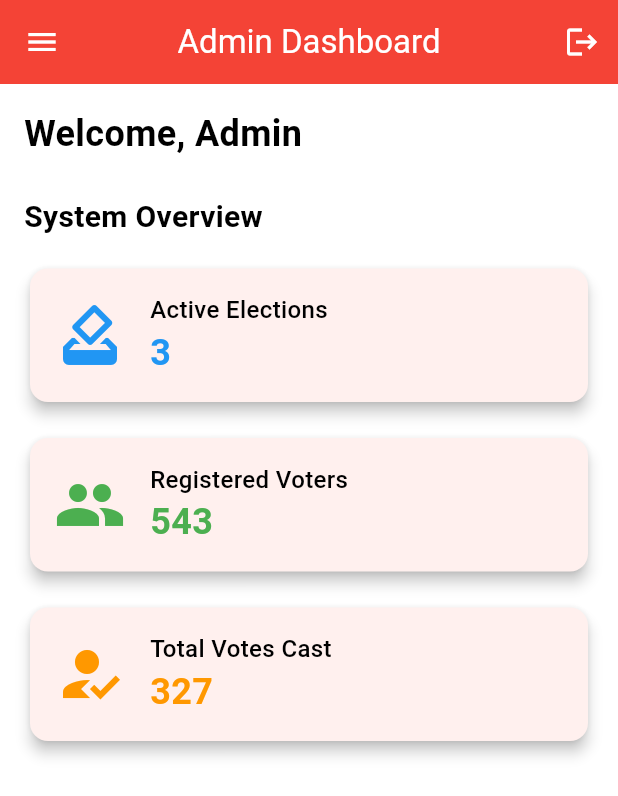
After one commit to lakshannaveen/evotemobile, a Flutter app: the AdminDashboardPage screen opened directly, on a phone screen of 412 x 824 dp. The commit adds this screen. Shown: the top 796 px of the screen. Run offline on Flutter 3.47's test engine with Material 3 defaults, Android fonts, the light colour scheme and no system bars; our stand-ins replace cloud_firestore, firebase_core; missing offline and left inert: bcrypt, dart_jsonwebtoken; accounts and stored records are empty.

Commit message:
add admin dashboard page and update login service to include username in JWT

```diff
--- /dev/null
+++ b/lib/pages/admin_dashboard_page.dart
@@ -0,0 +1,178 @@
+import 'package:flutter/material.dart';
+import 'package:evoteapp/config/theme.dart';
+import 'package:evoteapp/pages/manage_voters_page.dart'; // Add this import
+
+class AdminDashboardPage extends StatefulWidget {
+  const AdminDashboardPage({super.key});
+
+  @override
+  AdminDashboardPageState createState() => AdminDashboardPageState();
+}
+
+class AdminDashboardPageState extends State<AdminDashboardPage> {
+  @override
+  Widget build(BuildContext context) {
+    return Theme(
+      data: AppTheme.adminTheme,
+      child: Scaffold(
+        appBar: AppBar(
+          title: const Text('Admin Dashboard'),
+          centerTitle: true,
+          actions: [
+            IconButton(
+              icon: const Icon(Icons.logout),
+              onPressed: () {
+                // Sign out and navigate back to login
+                Navigator.of(context).pop();
+              },
+            ),
+          ],
+        ),
+        drawer: Drawer(
+          child: ListView(
+            padding: EdgeInsets.zero,
+            children: [
+              const DrawerHeader(
+                decoration: BoxDecoration(
+                  color: Colors.blue,
+                ),
+                child: Text(
+                  'Admin Controls',
+                  style: TextStyle(
+                    color: Colors.white,
+                    fontSize: 24,
+                  ),
+                ),
+              ),
+              ListTile(
+                leading: const Icon(Icons.how_to_vote),
+                title: const Text('Manage Elections'),
+                onTap: () {
+                  // Navigate to election management
+                  Navigator.pop(context);
+                },
+              ),
+              ListTile(
+                leading: const Icon(Icons.people),
+                title: const Text('Manage Voters'),
+                onTap: () {
+                  // Navigate to voter management
+                  Navigator.pop(context);
+                  Navigator.of(context).push(
+                    MaterialPageRoute(
+                      builder: (context) => const ManageVotersPage(),
+                    ),
+                  );
+                },
+              ),
+              ListTile(
+                leading: const Icon(Icons.bar_chart),
+                title: const Text('View Results'),
+                onTap: () {
+                  // Navigate to results view
+                  Navigator.pop(context);
+                },
+              ),
+              ListTile(
+                leading: const Icon(Icons.settings),
+                title: const Text('System Settings'),
+                onTap: () {
+                  // Navigate to settings
+                  Navigator.pop(context);
+                },
+              ),
+            ],
+          ),
+        ),
+        body: Padding(
+          padding: const EdgeInsets.all(16.0),
+          child: Column(
+            crossAxisAlignment: CrossAxisAlignment.start,
+            children: [
+              const Text(
+                'Welcome, Admin',
+                style: TextStyle(
+                  fontSize: 24,
+                  fontWeight: FontWeight.bold,
+                ),
+              ),
+              const SizedBox(height: 24),
+              const Text(
+                'System Overview',
+                style: TextStyle(
+                  fontSize: 20,
+                  fontWeight: FontWeight.bold,
+                ),
+              ),
+              const SizedBox(height: 16),
+              _buildOverviewCard(
+                title: 'Active Elections',
+                value: '3',
+                icon: Icons.how_to_vote,
+                color: Colors.blue,
+              ),
+              const SizedBox(height: 16),
+              _buildOverviewCard(
+                title: 'Registered Voters',
+                value: '543',
+                icon: Icons.people,
+                color: Colors.green,
+              ),
+              const SizedBox(height: 16),
+              _buildOverviewCard(
+                title: 'Total Votes Cast',
+                value: '327',
+                icon: Icons.how_to_reg,
+                color: Colors.orange,
+              ),
+            ],
+          ),
+        ),
+      ),
+    );
+  }
+
+  Widget _buildOverviewCard({
+    required String title,
+    required String value,
+    required IconData icon,
+    required Color color,
+  }) {
+    return Card(
+      elevation: 4,
+      child: Padding(
+        padding: const EdgeInsets.all(16.0),
+        child: Row(
+          children: [
+            Icon(
+              icon,
+              size: 48,
+              color: color,
+            ),
+            const SizedBox(width: 16),
+            Column(
+              crossAxisAlignment: CrossAxisAlignment.start,
+              children: [
+                Text(
+                  title,
+                  style: const TextStyle(
+                    fontSize: 16,
+                    fontWeight: FontWeight.w500,
+                  ),
+                ),
+                Text(
+                  value,
+                  style: TextStyle(
+                    fontSize: 24,
+                    fontWeight: FontWeight.bold,
+                    color: color,
+                  ),
+                ),
+              ],
+            ),
+          ],
+        ),
+      ),
+    );
+  }
+}
--- a/lib/services/admin_login_service.dart
+++ b/lib/services/admin_login_service.dart
@@ -27,6 +27,7 @@ class AdminLoginService {
         final jwt = JWT({
           'adminId': querySnapshot.docs.first.id,
           'role': 'admin',
+          'username': username,
         });
         final token = jwt.sign(SecretKey('evote_secret_key'));
         return token;
```
Also changed, not shown: lib/pages/admin_login_page.dart (+7 -0 lines), lib/pages/manage_voters_page.dart (added, +320 -0 lines).
